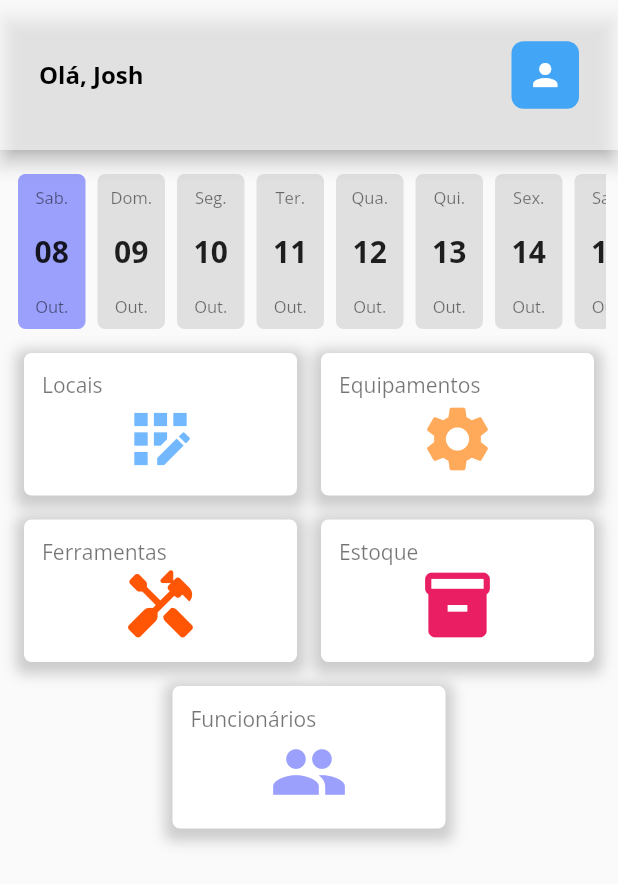
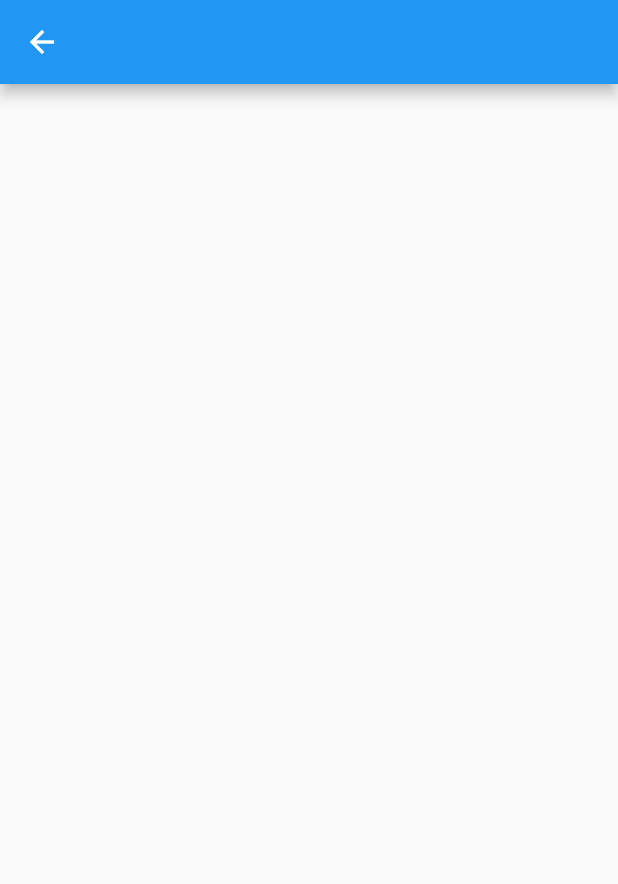
Before and after one commit to JoshGodoyyy/Appli, a Flutter app: the HomePage screen opened directly, after a tap on "Ferramentas", on a phone screen of 412 x 824 dp. Shown: the top 884 px of the screen. Run offline on Flutter 3.47's test engine with Material 2 defaults, Android fonts, the phone set to English and light mode, and no system bars.

Commit message:
Redesenho da tela inicial e criacao de classes secundarias

```diff
--- a/lib/customs/colors/custom_colors.dart
+++ b/lib/customs/colors/custom_colors.dart
@@ -7,4 +7,7 @@ class CustomColors {
   static const Color pink = Color(0xFFe91e63);
   static const Color purple = Color(0xFF9ba0fc);
   static const Color red = Color(0xFFff6374);
+  static const Color grey = Color(0xfff1f1e9);
+  static const Color deepBlue = Color(0xff3366ff);
+  static const Color deepPurple = Color(0xff473e97);
 }
--- /dev/null
+++ b/lib/customs/enums/tipos.dart
@@ -0,0 +1,4 @@
+enum Tipos {
+  empresa,
+  obra,
+}
--- /dev/null
+++ b/lib/pages/ferramentas.dart
@@ -0,0 +1,17 @@
+import 'package:flutter/material.dart';
+
+class Ferramentas extends StatefulWidget {
+  const Ferramentas({super.key});
+
+  @override
+  State<Ferramentas> createState() => _FerramentasState();
+}
+
+class _FerramentasState extends State<Ferramentas> {
+  @override
+  Widget build(BuildContext context) {
+    return Scaffold(
+      appBar: AppBar(),
+    );
+  }
+}
--- a/lib/pages/home_page.dart
+++ b/lib/pages/home_page.dart
@@ -1,6 +1,14 @@
 import 'package:appli/customs/colors/custom_colors.dart';
+import 'package:appli/customs/enums/tipos.dart';
+import 'package:appli/pages/equipamentos.dart';
+import 'package:appli/pages/estoque.dart';
+import 'package:appli/pages/ferramentas.dart';
+//import 'package:appli/pages/locais.dart';
+import 'package:appli/pages/login.dart';
+import 'package:appli/widgets/local.dart';
 import 'package:flutter/material.dart';
 
+import '../widgets/horizontal_calendar.dart';
 import '../widgets/item_button.dart';
 
 class HomePage extends StatefulWidget {
@@ -15,178 +23,165 @@ class _HomePageState extends State<HomePage> {
   Widget build(BuildContext context) {
     return Scaffold(
       appBar: AppBar(
-        toolbarHeight: 100.0,
-        backgroundColor: Colors.white60,
-        elevation: 5,
-        title: Column(
+        backgroundColor: CustomColors.deepPurple,
+        elevation: 0,
+        title: const Text('AppLi'),
+        centerTitle: true,
+        actions: [
+          IconButton(
+            icon: const Icon(Icons.logout),
+            onPressed: () => Navigator.of(context).pushReplacement(
+              MaterialPageRoute(
+                builder: (context) => const Login(),
+              ),
+            ),
+          ),
+          IconButton(
+            onPressed: () {},
+            icon: const Icon(Icons.help_outline),
+          ),
+        ],
+      ),
+      body: Column(
+        crossAxisAlignment: CrossAxisAlignment.start,
         children: [
-            Padding(
-              padding:
-                  const EdgeInsets.symmetric(vertical: 20.0, horizontal: 10.0),
-              child: Row(
-                mainAxisAlignment: MainAxisAlignment.spaceBetween,
-                children: [
-                  const Text(
+          // Olá, nome
+
+          Container(
+            width: MediaQuery.of(context).size.width,
+            decoration: const BoxDecoration(
+              color: CustomColors.deepPurple,
+              borderRadius: BorderRadius.only(
+                bottomLeft: Radius.circular(10.0),
+                bottomRight: Radius.circular(10.0),
+              ),
+            ),
+            child: const Padding(
+              padding: EdgeInsets.all(24.0),
+              child: Text(
                 'Olá, Josh',
                 style: TextStyle(
-                      fontSize: 16,
-                      fontWeight: FontWeight.bold,
-                      color: Colors.black,
+                  fontSize: 16.0,
+                  fontWeight: FontWeight.w500,
+                  color: Colors.white,
                 ),
               ),
-                  Container(
-                    height: 45,
-                    width: 45,
+            ),
+          ),
+
+          //Lista de ações
+
+          Padding(
+            padding: const EdgeInsets.symmetric(vertical: 8, horizontal: 12),
+            child: Container(
+              width: MediaQuery.of(context).size.width,
               decoration: BoxDecoration(
-                      color: Colors.blue[400],
-                      borderRadius: BorderRadius.circular(8.0),
-                    ),
-                    child: const Icon(Icons.person),
+                borderRadius: BorderRadius.circular(10.0),
+                color: Colors.white,
+                boxShadow: const [
+                  BoxShadow(
+                    color: Colors.grey,
+                    offset: Offset(5, 5),
+                    blurRadius: 7,
+                    spreadRadius: 2,
                   )
                 ],
               ),
-            )
-          ],
+              child: Column(
+                children: [
+                  ItemButton(
+                    title: 'Ferramentas',
+                    icon: Icons.hardware_rounded,
+                    color: CustomColors.deepBlue,
+                    onTap: () => onTap(
+                      MaterialPageRoute(
+                        builder: (context) => const Ferramentas(),
                       ),
                     ),
-      body: Padding(
-        padding: const EdgeInsets.only(top: 8.0),
-        child: Column(
-          children: [
-            Flexible(
-              flex: 1,
-              child: Padding(
-                padding: const EdgeInsets.all(8.0),
-                child: ListView(
-                  shrinkWrap: true,
-                  scrollDirection: Axis.horizontal,
-                  children: [
-                    listDate('Sab.', '08', 'Out.', true),
-                    listDate('Dom.', '09', 'Out.', false),
-                    listDate('Seg.', '10', 'Out.', false),
-                    listDate('Ter.', '11', 'Out.', false),
-                    listDate('Qua.', '12', 'Out.', false),
-                    listDate('Qui.', '13', 'Out.', false),
-                    listDate('Sex.', '14', 'Out.', false),
-                    listDate('Sab.', '15', 'Out.', false),
-                    listDate('Dom.', '16', 'Out.', false),
-                    listDate('Seg.', '17', 'Out.', false),
-                    listDate('Ter.', '18', 'Out.', false),
-                    listDate('Qua.', '19', 'Out.', false),
-                    listDate('Qui.', '20', 'Out.', false),
-                    listDate('Sex.', '21', 'Out.', false),
-                    listDate('Sab.', '22', 'Out.', false),
-                    listDate('Dom.', '23', 'Out.', false),
-                    listDate('Seg.', '24', 'Out.', false),
-                    listDate('Ter.', '25', 'Out.', false),
-                    listDate('Qua.', '26', 'Out.', false),
-                    listDate('Qui.', '27', 'Out.', false),
-                    listDate('Sex.', '28', 'Out.', false),
-                    listDate('Sab.', '29', 'Out.', false),
-                    listDate('Dom.', '30', 'Out.', false),
-                    listDate('Seg.', '31', 'Out.', false),
-                  ],
-                ),
-              ),
-            ),
-            Flexible(
-              flex: 5,
-              child: Column(
-                children: [
-                  Row(
-                    mainAxisAlignment: MainAxisAlignment.center,
-                    mainAxisSize: MainAxisSize.max,
-                    children: const [
-                      ItemButton(
-                        title: 'Locais',
-                        icon: Icons.app_registration_outlined,
-                        color: CustomColors.blue,
-                      ),
-                      ItemButton(
-                        title: 'Equipamentos',
-                        icon: Icons.settings,
-                        color: CustomColors.lightOrange,
-                      ),
-                    ],
-                  ),
-                  Row(
-                    mainAxisAlignment: MainAxisAlignment.center,
-                    children: const [
-                      ItemButton(
-                        title: 'Ferramentas',
-                        icon: Icons.handyman_rounded,
-                        color: CustomColors.orange,
                   ),
                   ItemButton(
                     title: 'Estoque',
                     icon: Icons.inventory,
+                    color: CustomColors.orange,
+                    onTap: () => onTap(
+                      MaterialPageRoute(
+                        builder: (context) => const Estoque(),
+                      ),
+                    ),
+                  ),
+                  ItemButton(
+                    title: 'Equipamentos',
+                    icon: Icons.handyman_rounded,
                     color: CustomColors.pink,
+                    onTap: () => onTap(
+                      MaterialPageRoute(
+                        builder: (context) => const Equipamentos(),
                       ),
-                    ],
                     ),
-                  Row(
-                    mainAxisAlignment: MainAxisAlignment.center,
-                    children: const [
+                  ),
                   ItemButton(
                     title: 'Funcionários',
                     icon: Icons.group,
-                        color: CustomColors.purple,
+                    color: CustomColors.deepPurple,
+                    onTap: () => onTap(
+                      MaterialPageRoute(
+                        builder: (context) => const Equipamentos(),
                       ),
-                    ],
-                  ),
-                ],
-              ),
-            ),
-          ],
-        ),
-      ),
-    );
-  }
-
-  Padding listDate(String day, String number, String month, bool today) {
-    return Padding(
-      padding: const EdgeInsets.symmetric(horizontal: 4.0),
-      child: Container(
-        width: 45,
-        decoration: BoxDecoration(
-          borderRadius: const BorderRadius.all(
-            Radius.circular(5.0),
-          ),
-          color: today ? CustomColors.purple : Colors.grey[300],
-        ),
-        child: Padding(
-          padding: const EdgeInsets.all(8.0),
-          child: Column(
-            mainAxisAlignment: MainAxisAlignment.center,
-            children: [
-              Text(
-                day,
-                style: const TextStyle(
-                  fontSize: 11,
-                  color: Colors.black54,
-                ),
-              ),
-              const Spacer(),
-              Text(
-                number,
-                style: const TextStyle(
-                  fontSize: 20,
-                  color: Colors.black87,
-                  fontWeight: FontWeight.bold,
-                ),
-              ),
-              const Spacer(),
-              Text(
-                month,
-                style: const TextStyle(
-                  fontSize: 11,
-                  color: Colors.black54,
                     ),
                   ),
                 ],
               ),
             ),
           ),
+          const Padding(
+            padding: EdgeInsets.symmetric(vertical: 8.0, horizontal: 16.0),
+            child: Text(
+              'Locais',
+              style: TextStyle(fontSize: 16.0),
+            ),
+          ),
+          Flexible(
+            child: ListView(
+              shrinkWrap: true,
+              children: [
+                const Local(
+                    titulo: 'Terreno',
+                    endereco: 'Estrada de Servidão Sete',
+                    tipo: Tipos.empresa),
+                const Local(
+                    titulo: 'Terreno 1',
+                    endereco: 'Travessa Linda Darnel',
+                    tipo: Tipos.empresa),
+                const Local(
+                    titulo: 'Maccris',
+                    endereco: 'Rua Juquiá - Santo André',
+                    tipo: Tipos.obra),
+                const Local(
+                    titulo: 'Recon',
+                    endereco: 'Rua Paraguai - Santo André',
+                    tipo: Tipos.obra),
+                TextButton(
+                  onPressed: () {},
+                  child: Row(
+                    mainAxisSize: MainAxisSize.min,
+                    children: const [
+                      Icon(Icons.add_circle_outline_rounded),
+                      Padding(
+                        padding: EdgeInsets.all(8.0),
+                        child: Text('Cadastrar Local'),
+                      )
+                    ],
+                  ),
+                ),
+              ],
+            ),
+          )
+        ],
+      ),
     );
   }
+
+  void onTap(Route route) {
+    Navigator.of(context).push(route);
   }
+}
--- a/lib/pages/login.dart
+++ b/lib/pages/login.dart
@@ -15,6 +15,7 @@ class _LoginState extends State<Login> {
   Widget build(BuildContext context) {
     return Scaffold(
       body: Container(
+        height: MediaQuery.of(context).size.height,
         decoration: const BoxDecoration(
           gradient: LinearGradient(
             begin: Alignment.topCenter,
@@ -27,6 +28,8 @@ class _LoginState extends State<Login> {
             ],
           ),
         ),
+        child: Center(
+          child: SingleChildScrollView(
             child: Padding(
               padding: const EdgeInsets.all(16.0),
               child: Column(
@@ -123,6 +126,8 @@ class _LoginState extends State<Login> {
               ),
             ),
           ),
+        ),
+      ),
     );
   }
 }
--- a/lib/widgets/item_button.dart
+++ b/lib/widgets/item_button.dart
@@ -6,54 +6,40 @@ class ItemButton extends StatelessWidget {
     required this.title,
     required this.icon,
     required this.color,
+    required this.onTap,
   });
   final String title;
   final IconData icon;
   final Color color;
+  final Function() onTap;
   @override
   Widget build(BuildContext context) {
-    return Padding(
-      padding: const EdgeInsets.symmetric(horizontal: 8.0, vertical: 8.0),
+    return Material(
+      shape: RoundedRectangleBorder(borderRadius: BorderRadius.circular(10.0)),
       child: InkWell(
-        onTap: () {},
-        child: Container(
-          width: MediaQuery.of(context).size.width / 2 - 24.0,
-          decoration: BoxDecoration(
-            color: Colors.white,
-            borderRadius: BorderRadius.circular(5.0),
-            boxShadow: [
-              BoxShadow(
-                color: Colors.grey.withOpacity(0.5),
-                spreadRadius: 5.0,
-                blurRadius: 7,
-                offset: const Offset(0, 3),
+        onTap: onTap,
+        child: Padding(
+          padding: const EdgeInsets.all(18.0),
+          child: Row(
+            children: [
+              Icon(
+                icon,
+                size: 32.0,
+                color: color,
               ),
-            ],
-          ),
-          child: Padding(
-            padding: const EdgeInsets.all(12.0),
-            child: Column(
-              crossAxisAlignment: CrossAxisAlignment.start,
-              children: [
+              const SizedBox(width: 24.0),
               Text(
                 title,
                 style: const TextStyle(
                   color: Colors.black54,
+                  fontSize: 17.0,
+                  fontWeight: FontWeight.w500,
                 ),
               ),
-                Center(
-                  child: Icon(
-                    icon,
-                    size: 52.0,
-                    color: color,
-                  ),
-                )
             ],
           ),
         ),
       ),
-      ),
     );
-    ;
   }
 }
--- /dev/null
+++ b/lib/widgets/local.dart
@@ -0,0 +1,53 @@
+import 'package:appli/customs/enums/tipos.dart';
+import 'package:flutter/material.dart';
+
+import '../customs/colors/custom_colors.dart';
+
+class Local extends StatelessWidget {
+  const Local(
+      {super.key,
+      required this.titulo,
+      required this.endereco,
+      required this.tipo});
+  final String titulo, endereco;
+  final Tipos tipo;
+  @override
+  Widget build(BuildContext context) {
+    return Material(
+      child: InkWell(
+        onTap: () {},
+        child: SizedBox(
+          width: MediaQuery.of(context).size.width,
+          child: Row(
+            children: [
+              Container(
+                width: 5.0,
+                color: tipo == Tipos.empresa
+                    ? CustomColors.deepBlue
+                    : CustomColors.orange,
+                height: 76.0,
+              ),
+              Padding(
+                padding:
+                    const EdgeInsets.symmetric(vertical: 16.0, horizontal: 8.0),
+                child: Column(
+                  crossAxisAlignment: CrossAxisAlignment.start,
+                  children: [
+                    Text(
+                      titulo,
+                      style: const TextStyle(fontSize: 18.0),
+                    ),
+                    Text(
+                      endereco,
+                      style: const TextStyle(fontSize: 14.0),
+                    ),
+                  ],
+                ),
+              ),
+            ],
+          ),
+        ),
+      ),
+    );
+  }
+}
```
Also changed, not shown: lib/customs/enums/status.dart (added, +8 -0 lines), lib/pages/equipamentos.dart (added, +17 -0 lines), lib/pages/estoque.dart (added, +17 -0 lines), lib/pages/locais.dart (added, +17 -0 lines), lib/pages/relatorio.dart (added, +17 -0 lines), lib/widgets/horizontal_calendar.dart (added, +61 -0 lines), lib/customs/utilities/lists.dart (added). Lines whose indentation alone changed are shown as unchanged.
